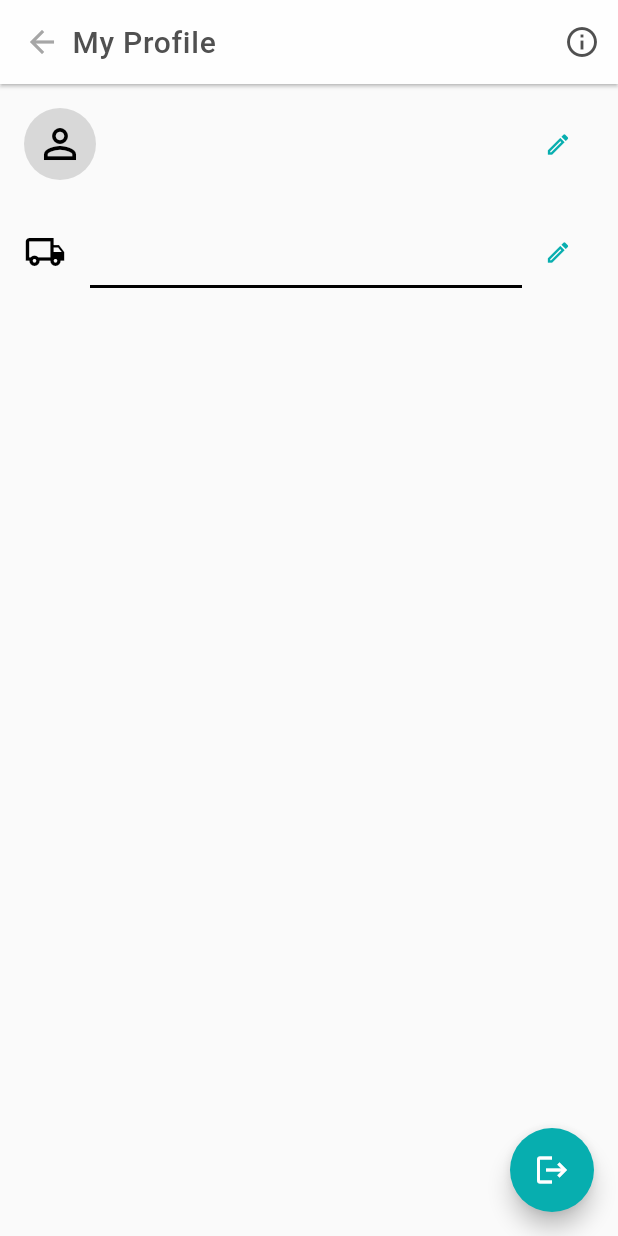
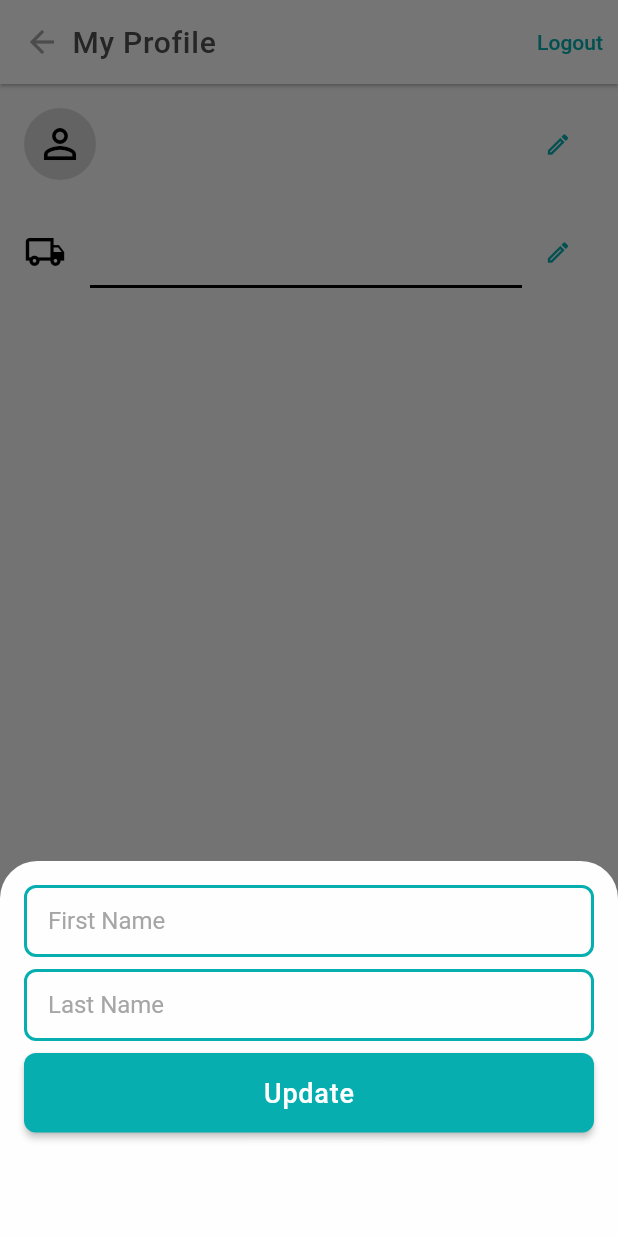
Before and after one commit to altalha201/final_ecommerce_app, a Flutter app: the ProfileScreen screen opened directly, after a tap on the "edit" icon, on a phone screen of 412 x 824 dp. Run offline on Flutter 3.47's test engine with Material 2 defaults, Android fonts, the phone set to English and light mode, and no system bars; our stand-ins replace carousel_slider, email_validator, flutter_svg, get, get_storage, pin_code_fields; accounts and stored records are empty; network calls fail.

Commit message:
Profile read success and import reorganized

```diff
--- a/lib/ui/screens/bottom_nav_bar_tabs/home_tab.dart
+++ b/lib/ui/screens/bottom_nav_bar_tabs/home_tab.dart
@@ -1,9 +1,8 @@
-import 'package:final_ecommerce_app/ui/screens/profile_screen.dart';
-import 'package:final_ecommerce_app/ui/state_manager/auth_controller.dart';
 import 'package:flutter/material.dart';
 import 'package:flutter_svg/flutter_svg.dart';
 import 'package:get/get.dart';
 
+import '../../state_manager/auth_controller.dart';
 import '../../state_manager/bottom_navigation_bar_controller.dart';
 import '../../widgets/category_item.dart';
 import '../../widgets/home_screen_widgets/appbar_icon_button.dart';
@@ -14,6 +13,7 @@ import '../../widgets/product_list_item.dart';
 import '../complete_profile_screen.dart';
 import '../email_verification_screen.dart';
 import '../product_list_screen.dart';
+import '../profile_screen.dart';
 
 class HomeTab extends StatelessWidget {
   const HomeTab({Key? key}) : super(key: key);
@@ -33,7 +33,7 @@ class HomeTab extends StatelessWidget {
                 onTap: () {
                   Get.find<AuthController>().isLoggedIn().then((value) {
                     if (value) {
-                      Get.to(const ProfileScreen());
+                      Get.to(ProfileScreen());
                     } else {
                       Get.to(const EmailVerificationScreen());
                     }
--- a/lib/ui/screens/complete_profile_screen.dart
+++ b/lib/ui/screens/complete_profile_screen.dart
@@ -1,10 +1,10 @@
-import 'package:final_ecommerce_app/ui/screens/bottom_nav_bar_screen.dart';
-import 'package:final_ecommerce_app/ui/state_manager/user_profile_controller.dart';
 import 'package:flutter/material.dart';
 import 'package:get/get.dart';
 
+import '../state_manager/user_profile_controller.dart';
 import '../widgets/space.dart';
 import '../widgets/title_widgets.dart';
+import 'bottom_nav_bar_screen.dart';
 
 class CompleteProfileScreen extends StatefulWidget {
   const CompleteProfileScreen({Key? key}) : super(key: key);
--- a/lib/ui/screens/create_review.dart
+++ b/lib/ui/screens/create_review.dart
@@ -1,7 +1,7 @@
-import 'package:final_ecommerce_app/ui/widgets/space.dart';
 import 'package:flutter/material.dart';
 
 import '../utils/application_colors.dart';
+import '../widgets/space.dart';
 
 class CreateReview extends StatelessWidget {
   const CreateReview({Key? key}) : super(key: key);
--- a/lib/ui/screens/profile_screen.dart
+++ b/lib/ui/screens/profile_screen.dart
@@ -1,14 +1,17 @@
-import 'package:final_ecommerce_app/ui/screens/bottom_nav_bar_screen.dart';
-import 'package:final_ecommerce_app/ui/state_manager/auth_controller.dart';
-import 'package:final_ecommerce_app/ui/state_manager/user_profile_controller.dart';
-import 'package:final_ecommerce_app/ui/widgets/space.dart';
 import 'package:flutter/material.dart';
 import 'package:get/get.dart';
 
+import '../state_manager/auth_controller.dart';
 import '../utils/application_colors.dart';
+import '../widgets/space.dart';
+import 'bottom_nav_bar_screen.dart';
 
 class ProfileScreen extends StatelessWidget {
-  const ProfileScreen({Key? key}) : super(key: key);
+  ProfileScreen({Key? key}) : super(key: key);
+
+  final TextEditingController firstNameET = TextEditingController();
+  final TextEditingController lastNameET = TextEditingController();
+  final TextEditingController shippingAddressET = TextEditingController();
 
   @override
   Widget build(BuildContext context) {
@@ -19,13 +22,13 @@ class ProfileScreen extends StatelessWidget {
           color: colorGray,
         ),
         actions: [
-          IconButton(
+          TextButton(
             onPressed: () {
-              Get.find<UserProfileController>().getProfileData().then((value) {
-                Get.back();
+              Get.find<AuthController>().clearUserData().then((value) {
+                Get.offAll(const BottomNavBarScreen());
               });
             },
-            icon: const Icon(Icons.info_outline),
+            child: const Text("Logout"),
           ),
         ],
       ),
@@ -65,39 +68,86 @@ class ProfileScreen extends StatelessWidget {
                   ],
                 ),
                 const Spacer(),
-                IconButton(onPressed: () {}, icon: const Icon(Icons.edit_outlined, size: 18,)),
+                IconButton(
+                    onPressed: () {
+                      firstNameET.text =
+                          AuthController.profileData?.firstName ?? "";
+                      lastNameET.text =
+                          AuthController.profileData?.lastName ?? "";
+                      Get.bottomSheet(Container(
+                        height: 250,
+                        padding: const EdgeInsets.all(16.0),
+                        decoration: const BoxDecoration(
+                          borderRadius: BorderRadius.only(
+                            topLeft: Radius.circular(25),
+                            topRight: Radius.circular(25),
+                          ),
+                          color: colorWhite,
+                        ),
+                        child: Column(
+                          children: [
+                            TextFormField(
+                              controller: firstNameET,
+                              decoration:
+                                  const InputDecoration(hintText: "First Name"),
+                            ),
+                            verticalSpace(8.0),
+                            TextFormField(
+                              controller: lastNameET,
+                              decoration:
+                                  const InputDecoration(hintText: "Last Name"),
+                            ),
+                            verticalSpace(8.0),
+                            SizedBox(
+                              width: double.infinity,
+                              child: ElevatedButton(
+                                onPressed: () {
+
+                                  Get.back();
+                                },
+                                child: const Text("Update"),
+                              ),
+                            )
+                          ],
+                        ),
+                      ));
+                    },
+                    icon: const Icon(
+                      Icons.edit_outlined,
+                      size: 18,
+                    )),
               ],
             ),
             verticalSpace(24.0),
             Row(
               children: [
-                const Icon(Icons.local_shipping_outlined, size: 28, color: colorBlack,),
+                const Icon(
+                  Icons.local_shipping_outlined,
+                  size: 28,
+                  color: colorBlack,
+                ),
                 horizontalSpace(16.0),
                 Expanded(
                   child: TextFormField(
                     enabled: false,
                     initialValue: AuthController.profileData?.shippingAddress,
                     decoration: const InputDecoration(
-                      disabledBorder: UnderlineInputBorder(
-                        borderSide: BorderSide(width: 2, color: colorBlack)
-                      )
-                    ),
+                        disabledBorder: UnderlineInputBorder(
+                            borderSide:
+                                BorderSide(width: 2, color: colorBlack))),
                   ),
                 ),
-                IconButton(onPressed: () {}, icon: const Icon(Icons.edit_outlined, size: 18,)),
+                IconButton(
+                    onPressed: () {},
+                    icon: const Icon(
+                      Icons.edit_outlined,
+                      size: 18,
+                    )),
               ],
             ),
           ],
         ),
       ),
-      floatingActionButton: FloatingActionButton(
-        onPressed: () {
-          Get.find<AuthController>().clearUserData().then((value) {
-            Get.offAll(const BottomNavBarScreen());
-          });
-        },
-        child: const Icon(Icons.logout),
-      ),
     );
   }
 }
--- a/lib/ui/screens/reviews_screen.dart
+++ b/lib/ui/screens/reviews_screen.dart
@@ -1,9 +1,9 @@
-import 'package:final_ecommerce_app/ui/screens/create_review.dart';
-import 'package:final_ecommerce_app/ui/utils/application_colors.dart';
 import 'package:flutter/material.dart';
 import 'package:get/get.dart';
 
+import '../utils/application_colors.dart';
 import '../widgets/reviews_screen_widgets/review_card.dart';
+import 'create_review.dart';
 
 class ReviewsScreen extends StatefulWidget {
   const ReviewsScreen({Key? key}) : super(key: key);
--- a/lib/ui/state_manager/auth_controller.dart
+++ b/lib/ui/state_manager/auth_controller.dart
@@ -26,7 +26,7 @@ class AuthController extends GetxController {
 
   Future<void> saveProfileData(ProfileData profile) async {
     _profileData = profile;
-    GetStorage().write("user_profile", jsonEncode(profile).toString());
+    GetStorage().write("user_profile", jsonEncode(profile));
   }
 
   Future<void> getToken() async {
@@ -36,7 +36,7 @@ class AuthController extends GetxController {
   Future<void> getProfileData() async {
     final profileDataString = GetStorage().read("user_profile");
     if (profileDataString != null) {
-      _profileData = ProfileData.fromJson(jsonDecode(profileDataString.toString()) ?? '{}');
+      _profileData = ProfileData.fromJson(jsonDecode(profileDataString) ?? '{}');
     }
   }
 
--- a/lib/ui/state_manager/user_profile_controller.dart
+++ b/lib/ui/state_manager/user_profile_controller.dart
@@ -21,9 +21,9 @@ class UserProfileController extends GetxController {
     if (response.isSuccess) {
       final ProfileModel profileModel =
           ProfileModel.fromJson(response.returnData);
-      if (profileModel.profiledata != null) {
+      if (profileModel.profileData != null) {
         await Get.find<AuthController>()
-            .saveProfileData(profileModel.profiledata!.first);
+            .saveProfileData(profileModel.profileData!.first);
         update();
         return true;
       } else {
@@ -47,9 +47,9 @@ class UserProfileController extends GetxController {
     if (response.isSuccess) {
       final ProfileModel profileModel =
           ProfileModel.fromJson(response.returnData);
-      if (profileModel.profiledata != null) {
+      if (profileModel.profileData != null) {
         Get.find<AuthController>()
-            .saveProfileData(profileModel.profiledata!.first);
+            .saveProfileData(profileModel.profileData!.first);
         update();
         return true;
       } else {
--- a/lib/ui/widgets/product_details_screen_widgets/product_image_carousel.dart
+++ b/lib/ui/widgets/product_details_screen_widgets/product_image_carousel.dart
@@ -1,6 +1,7 @@
 import 'package:carousel_slider/carousel_slider.dart';
-import 'package:final_ecommerce_app/ui/utils/application_colors.dart';
 import 'package:flutter/material.dart';
+
+import '../../utils/application_colors.dart';
 
 class ProductImageCarousel extends StatelessWidget {
   ProductImageCarousel({Key? key}) : super(key: key);
@@ -56,7 +57,7 @@ class ProductImageCarousel extends StatelessWidget {
                           decoration: BoxDecoration(
                             color: currentValue == i
                                 ? colorPrimary
-                                :colorWhite,
+                                : colorWhite,
                             borderRadius: BorderRadius.circular(10),
                           ),
                         ),
--- a/lib/ui/widgets/product_list_item.dart
+++ b/lib/ui/widgets/product_list_item.dart
@@ -1,7 +1,7 @@
-import 'package:final_ecommerce_app/ui/screens/product_details_screen.dart';
 import 'package:flutter/material.dart';
 import 'package:get/get.dart';
 
+import '../screens/product_details_screen.dart';
 import '../utils/application_colors.dart';
 import 'space.dart';
 
```
Also changed, not shown: lib/data/models/profile_data.dart (+6 -6 lines), lib/data/services/network_caller.dart (+4 -5 lines), lib/ui/screens/pin_verification_screen.dart (+11 -5 lines), lib/ui/screens/product_details_screen.dart (+7 -6 lines), lib/ui/state_manager/user_auth_controller.dart (+3 -11 lines).
